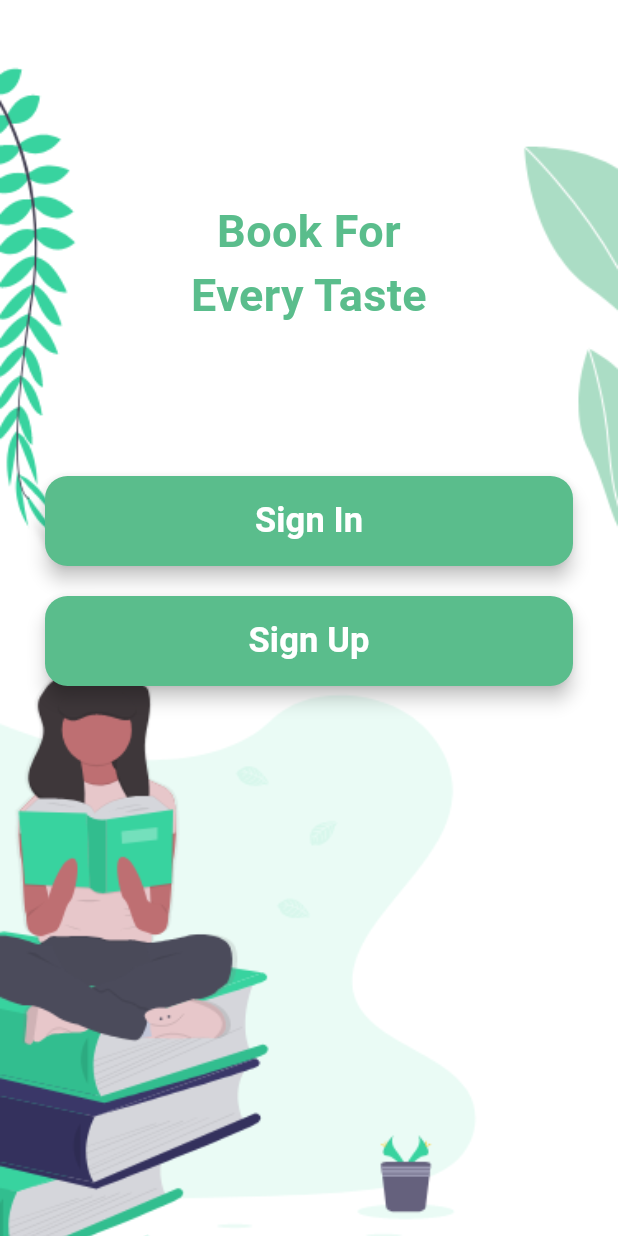
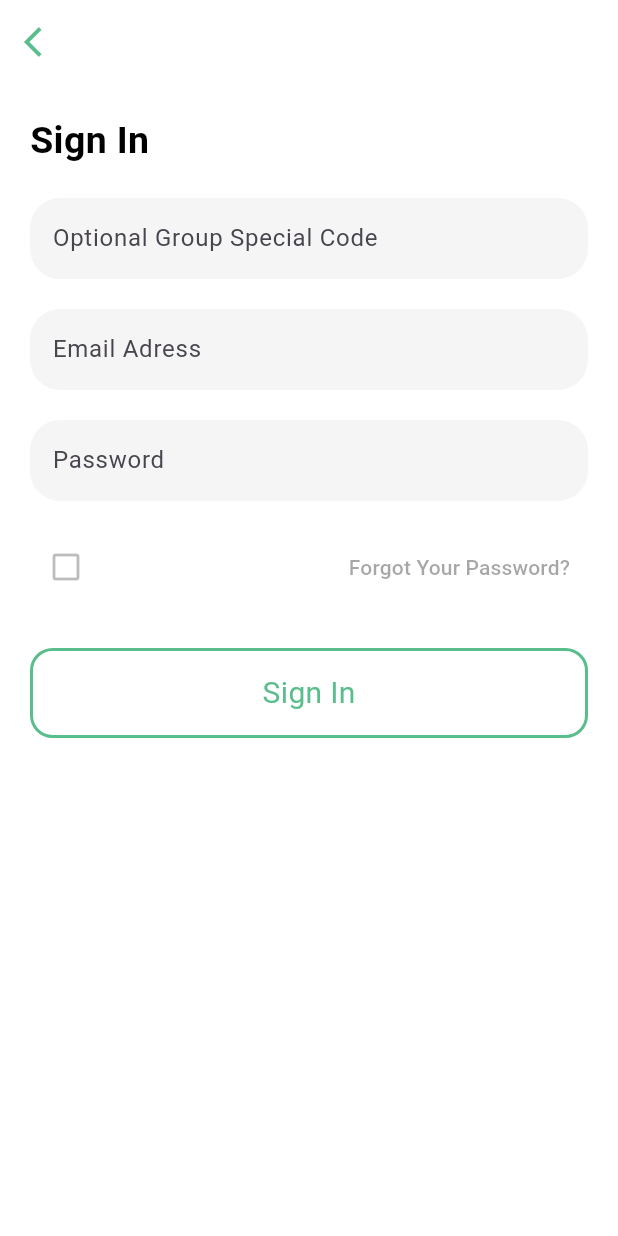
Before and after one commit to md-abdullah-al-hossain/ebook-App, a Flutter app: the screen it shows after launch, on a phone screen of 412 x 824 dp. Run offline on Flutter 3.47's test engine with Material 3 defaults, Android fonts, the phone set to English and light mode, and no system bars; our stand-ins replace smooth_page_indicator; Roboto replaces fonts that are missing (SF Pro Text).

Commit message:
Create sign in Screen

```diff
--- a/lib/main.dart
+++ b/lib/main.dart
@@ -1,5 +1,5 @@
 import 'package:ebook_app/src/common/theme/app_color/color_extenstion.dart';
-import 'package:ebook_app/src/screens/onboarding/onboarding_final.dart';
+import 'package:ebook_app/src/screens/auth/sign_in.dart';
 import 'package:flutter/material.dart';
 
 void main() {
@@ -21,7 +21,7 @@ class MyApp extends StatelessWidget {
         primaryColor: TColor.primary,
         fontFamily: 'SF Pro Text',
       ),
-      home: const OnboaridngFinalScreen(),
+      home: SingIn(),
     );
   }
 }
--- /dev/null
+++ b/lib/src/common/widgets/outline_buttobn.dart
@@ -0,0 +1,35 @@
+import 'package:ebook_app/src/common/theme/app_color/color_extenstion.dart';
+import 'package:flutter/material.dart';
+
+class CustomOutlineButton extends StatelessWidget {
+  final String text;
+  final Color textColor;
+  final double borderWidth;
+
+  const CustomOutlineButton({
+    super.key,
+    required this.text,
+    required this.textColor,
+    this.borderWidth = 2,
+  });
+
+  @override
+  Widget build(BuildContext context) {
+    return Container(
+      height: 60,
+      decoration: BoxDecoration(
+        border: Border.all(color: TColor.primary, width: borderWidth),
+        borderRadius: BorderRadius.circular(15),
+      ),
+      child: Center(
+        child: Text(
+          text,
+          style: TextStyle(
+            fontSize: 20,
+            color: textColor,
+          ),
+        ),
+      ),
+    );
+  }
+}
--- /dev/null
+++ b/lib/src/common/widgets/round_textfield.dart
@@ -0,0 +1,46 @@
+import 'package:ebook_app/src/common/theme/app_color/color_extenstion.dart';
+import 'package:flutter/material.dart';
+
+// ignore: must_be_immutable
+class RoundTextfield extends StatelessWidget {
+  final String hintext;
+  final TextEditingController controller;
+  final TextInputType? keyboardType;
+  final bool obscureText;
+
+  const RoundTextfield({
+    super.key,
+    required this.hintext,
+    required this.controller,
+    required this.keyboardType,
+    required this.obscureText,
+  });
+
+  @override
+  Widget build(BuildContext context) {
+    return Container(
+      decoration: BoxDecoration(
+        color: TColor.textbox,
+        borderRadius: BorderRadius.circular(20),
+      ),
+      child: TextField(
+        obscureText: obscureText,
+        keyboardType: keyboardType,
+        controller: controller,
+        decoration: InputDecoration(
+          contentPadding: const EdgeInsets.symmetric(
+            horizontal: 15,
+            vertical: 15,
+          ),
+          focusedBorder: InputBorder.none,
+          enabledBorder: InputBorder.none,
+          errorBorder: InputBorder.none,
+          hintText: hintext,
+          labelStyle: const TextStyle(
+            fontSize: 15,
+          ),
+        ),
+      ),
+    );
+  }
+}
--- /dev/null
+++ b/lib/src/screens/auth/sign_in.dart
@@ -0,0 +1,123 @@
+import 'package:ebook_app/src/common/theme/app_color/color_extenstion.dart';
+import 'package:ebook_app/src/common/widgets/outline_buttobn.dart';
+import 'package:ebook_app/src/common/widgets/round_textfield.dart';
+import 'package:flutter/material.dart';
+
+// ignore: must_be_immutable
+class SingIn extends StatefulWidget {
+  TextEditingController textCode = TextEditingController();
+  TextEditingController textPassword = TextEditingController();
+  TextEditingController textEmail = TextEditingController();
+  bool isStay = false;
+  SingIn({super.key});
+
+  @override
+  State<SingIn> createState() => _SingInState();
+}
+
+class _SingInState extends State<SingIn> {
+  @override
+  Widget build(BuildContext context) {
+    return Scaffold(
+      backgroundColor: Colors.white,
+      appBar: AppBar(
+        backgroundColor: Colors.white,
+        elevation: 0,
+        leading: IconButton(
+          color: TColor.primary,
+          onPressed: () {},
+          icon: const Icon(
+            Icons.arrow_back_ios,
+          ),
+        ),
+      ),
+      body: SingleChildScrollView(
+        child: Padding(
+          padding: const EdgeInsets.symmetric(horizontal: 20),
+          child: Column(
+            crossAxisAlignment: CrossAxisAlignment.start,
+            children: [
+              const SizedBox(
+                height: 20,
+              ),
+              const Text(
+                'Sign In',
+                style: TextStyle(
+                  fontSize: 25,
+                  fontWeight: FontWeight.w700,
+                  color: Colors.black,
+                ),
+              ),
+              const SizedBox(
+                height: 20,
+              ),
+              RoundTextfield(
+                hintext: 'Optional Group Special Code',
+                controller: widget.textCode,
+                keyboardType: null,
+                obscureText: false,
+              ),
+              const SizedBox(
+                height: 20,
+              ),
+              RoundTextfield(
+                hintext: 'Email Adress',
+                controller: widget.textEmail,
+                keyboardType: null,
+                obscureText: false,
+              ),
+              const SizedBox(
+                height: 20,
+              ),
+              RoundTextfield(
+                hintext: 'Password',
+                controller: widget.textPassword,
+                keyboardType: null,
+                obscureText: true,
+              ),
+              const SizedBox(
+                height: 20,
+              ),
+              Row(
+                children: [
+                  IconButton(
+                    onPressed: () {
+                      setState(() {
+                        widget.isStay = !widget.isStay;
+                      });
+                    },
+                    icon: Icon(
+                      widget.isStay
+                          ? Icons.check_box
+                          : Icons.check_box_outline_blank,
+                      color: widget.isStay
+                          ? TColor.primary
+                          : TColor.subTitle.withOpacity(0.3),
+                    ),
+                  ),
+                  const Spacer(),
+                  TextButton(
+                    onPressed: () {},
+                    child: Text(
+                      'Forgot Your Password?',
+                      style: TextStyle(
+                        color: TColor.subTitle,
+                      ),
+                    ),
+                  ),
+                ],
+              ),
+              const SizedBox(
+                height: 30,
+              ),
+              CustomOutlineButton(
+                text: 'Sign In',
+                textColor: TColor.primary,
+              ),
+            ],
+          ),
+        ),
+      ),
+    );
+  }
+}
--- /dev/null
+++ b/lib/src/screens/auth/sign_up.dart
@@ -0,0 +1,15 @@
+import 'package:flutter/material.dart';
+
+class SignUp extends StatefulWidget {
+  const SignUp({super.key});
+
+  @override
+  State<SignUp> createState() => _SignUpState();
+}
+
+class _SignUpState extends State<SignUp> {
+  @override
+  Widget build(BuildContext context) {
+    return const Placeholder();
+  }
+}
```
